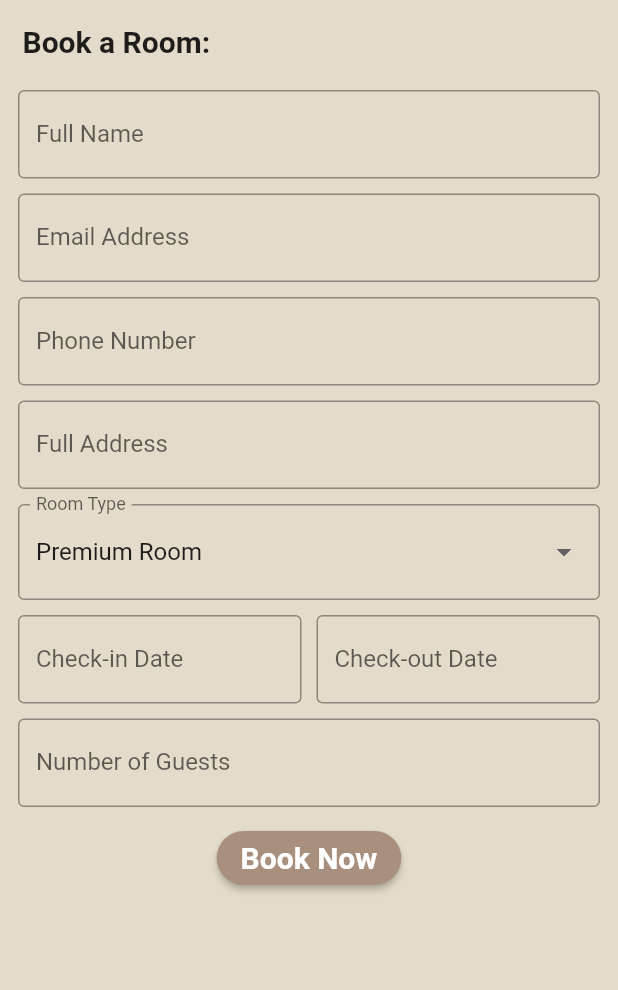
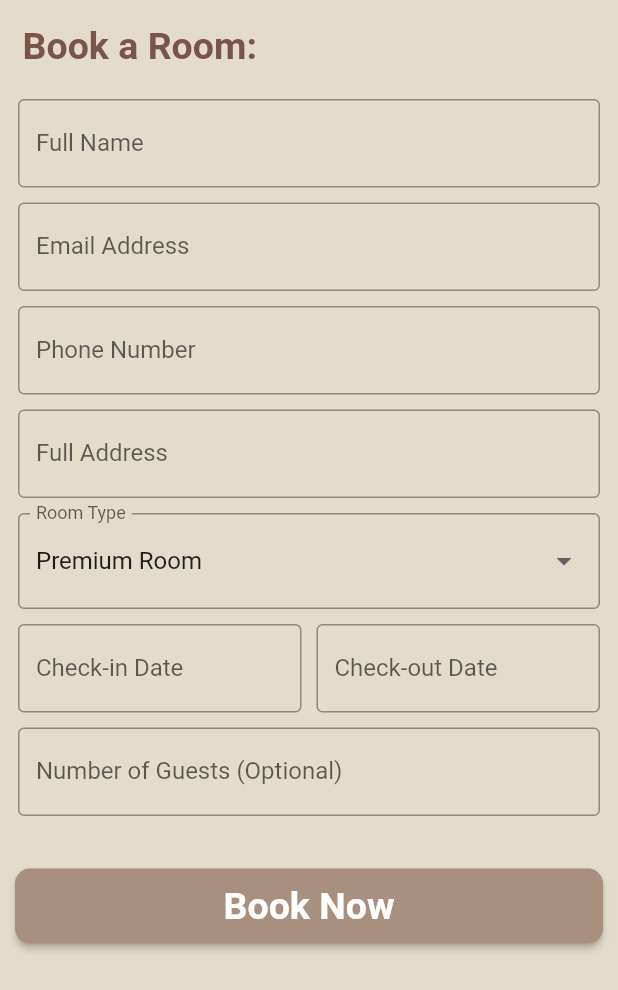
Before and after one commit to INN0C0DE/Delorian-Hotel-App, a Flutter app: the BookingPage screen opened directly, on a phone screen of 412 x 824 dp. Shown: the top 990 px of the screen. Run offline on Flutter 3.47's test engine with Material 2 defaults, Android fonts, the phone set to English and light mode, and no system bars; our stand-ins replace carousel_pro_nullsafety.

Commit message:
booking page update

```diff
--- a/lib/booking_page.dart
+++ b/lib/booking_page.dart
@@ -33,8 +33,9 @@ class CustomerForm extends StatelessWidget {
             child: Text(
               'Book a Room:',
               style: TextStyle(
-                fontSize: 20,
+                fontSize: 25,
                 fontWeight: FontWeight.bold,
+                color: Colors.brown,
               ),
             ),
           ),
@@ -134,7 +135,7 @@ class CustomerForm extends StatelessWidget {
                   child: TextFormField(
                     decoration: const InputDecoration(
                       border: OutlineInputBorder(),
-                      labelText: 'Number of Guests',
+                      labelText: 'Number of Guests (Optional)',
                     ),
                     keyboardType: TextInputType.number,
                   ),
@@ -142,15 +143,20 @@ class CustomerForm extends StatelessWidget {
               ],
             ),
           ),
-
+          const SizedBox(
+            height: 30,
+          ),
+          //Book now button
           Padding(
-            padding: const EdgeInsets.symmetric(horizontal: 12, vertical: 5),
-            child: Center(
+            padding: const EdgeInsets.only(left: 10, right: 10),
+            child: SizedBox(
+              height: 50,
+              width: double.infinity,
               child: ElevatedButton(
                 style: ElevatedButton.styleFrom(
                   backgroundColor: const Color(0xFFA9907E),
                   shape: RoundedRectangleBorder(
-                    borderRadius: BorderRadius.circular(32.0),
+                    borderRadius: BorderRadius.circular(10),
                   ),
                 ),
                 onPressed: () {
@@ -179,7 +185,7 @@ class CustomerForm extends StatelessWidget {
                 child: const Text(
                   'Book Now',
                   style: TextStyle(
-                    fontSize: 20,
+                    fontSize: 25,
                     fontWeight: FontWeight.bold,
                     color: Colors.white,
                   ),
```
